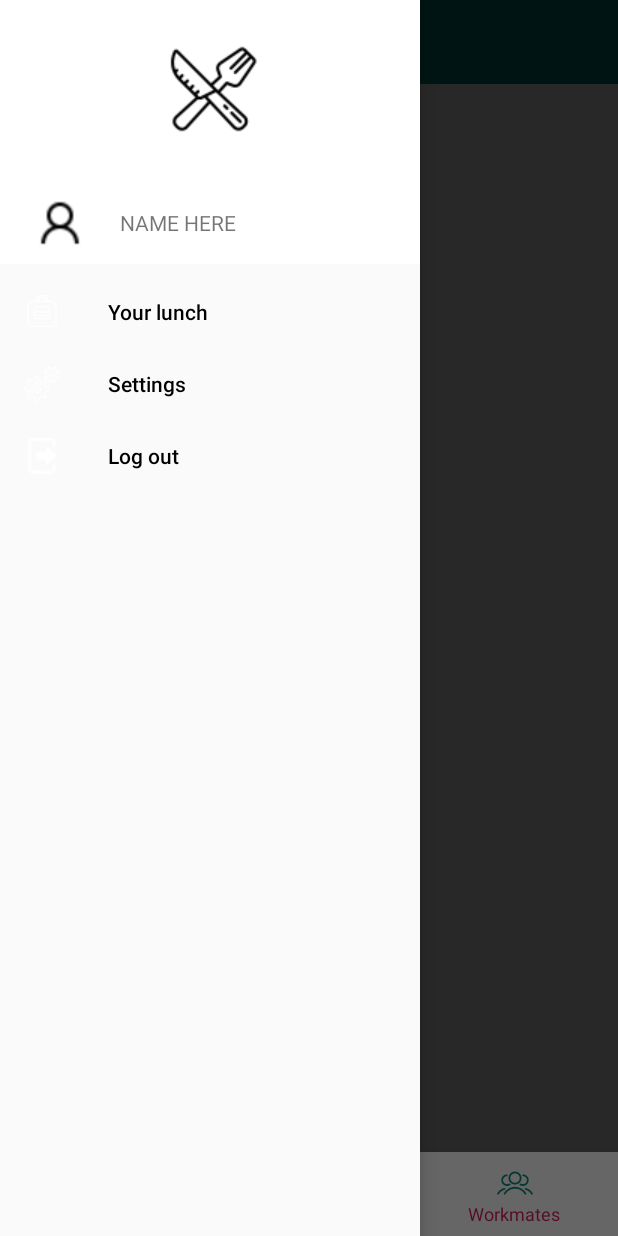
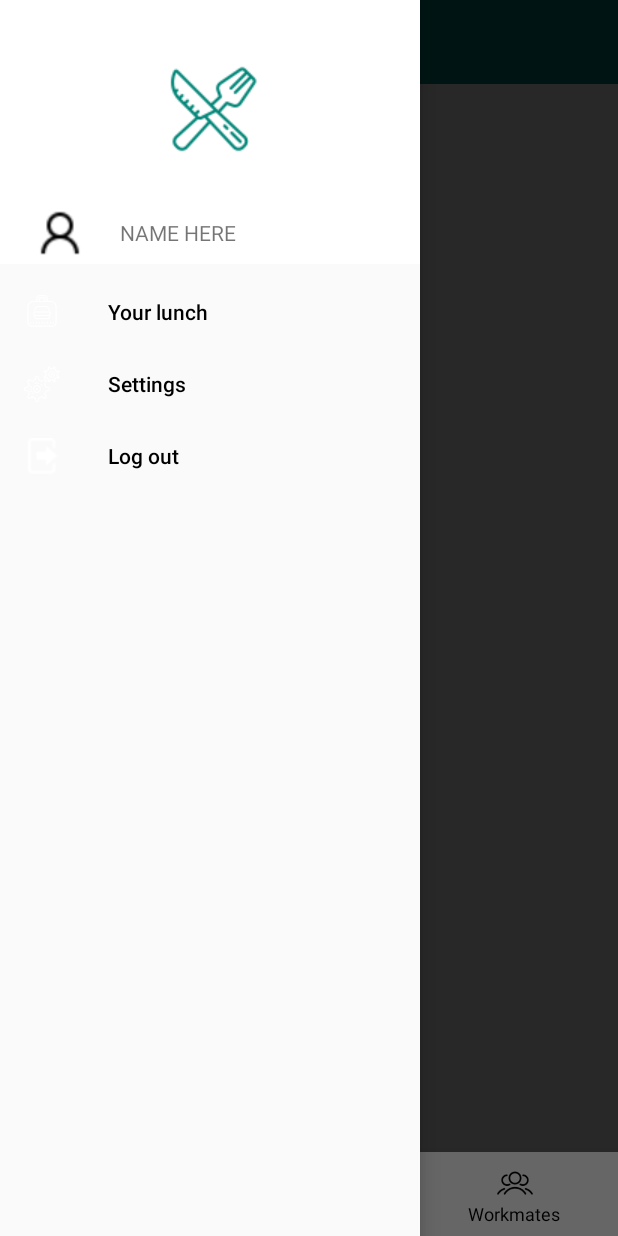
Before and after one commit to Bbenforado/Go4Lunch, an Android app: the screen it shows after launch (MainActivity), with the side drawer open, on a phone screen of 412 x 824 dp. Run offline under Robolectric (Android 15) with nearby library versions, the phone set to English and light mode, and no system bars.

Commit message:
- changed colors of selected item in navigation bottom view

```diff
--- /dev/null
+++ b/app/src/main/res/color/navigation_color_bottom.xml
@@ -0,0 +1,4 @@
+<selector xmlns:android="http://schemas.android.com/apk/res/android">
+    <item android:state_checked="true" android:color="@color/colorPrimary" />
+    <item android:state_checked="false" android:color="@android:color/black"/>
+</selector>
--- a/app/src/main/res/layout/activity_main.xml
+++ b/app/src/main/res/layout/activity_main.xml
@@ -38,8 +38,8 @@
             android:layout_height="wrap_content"
             android:layout_alignParentBottom="true"
             android:background="@android:color/white"
-            app:itemTextColor="@color/colorAccent"
-            app:itemIconTint="@color/colorPrimary"
+            app:itemTextColor="@color/navigation_color_bottom"
+            app:itemIconTint="@color/navigation_color_bottom"
             app:menu="@menu/navigation"/>
     </RelativeLayout>
 
--- a/app/src/main/res/layout/fragment_page.xml
+++ b/app/src/main/res/layout/fragment_page.xml
@@ -9,7 +9,7 @@
     <TextView
         android:layout_width="match_parent"
         android:layout_height="match_parent"
-        android:text="fragment one"
+        android:text="displays map view"
         android:gravity="center"/>
 
 </FrameLayout>
--- a/app/src/main/res/layout/fragment_second_page.xml
+++ b/app/src/main/res/layout/fragment_second_page.xml
@@ -9,7 +9,7 @@
     <TextView
         android:layout_width="match_parent"
         android:layout_height="match_parent"
-        android:text="fragment two"
+        android:text="displays list view"
         android:gravity="center"/>
 
 </FrameLayout>
--- a/app/src/main/res/layout/fragment_third_page.xml
+++ b/app/src/main/res/layout/fragment_third_page.xml
@@ -9,7 +9,7 @@
     <TextView
         android:layout_width="match_parent"
         android:layout_height="match_parent"
-        android:text="fragment three"
+        android:text="displays workmates"
         android:gravity="center"/>
 
 </FrameLayout>
--- a/app/src/main/res/layout/main_activity_nav_header.xml
+++ b/app/src/main/res/layout/main_activity_nav_header.xml
@@ -15,7 +15,8 @@
         android:layout_height="wrap_content"
         android:src="@drawable/ic_lunch"
         android:layout_weight="2"
-        android:layout_marginTop="20dp"/>
+        android:layout_marginTop="40dp"
+        android:tint="@color/colorPrimary"/>
 
     <LinearLayout
         android:layout_width="match_parent"
--- a/app/src/main/res/values/colors.xml
+++ b/app/src/main/res/values/colors.xml
@@ -3,4 +3,6 @@
     <color name="colorPrimary">#008577</color>
     <color name="colorPrimaryDark">#00574B</color>
     <color name="colorAccent">#D81B60</color>
+
+
 </resources>
```
